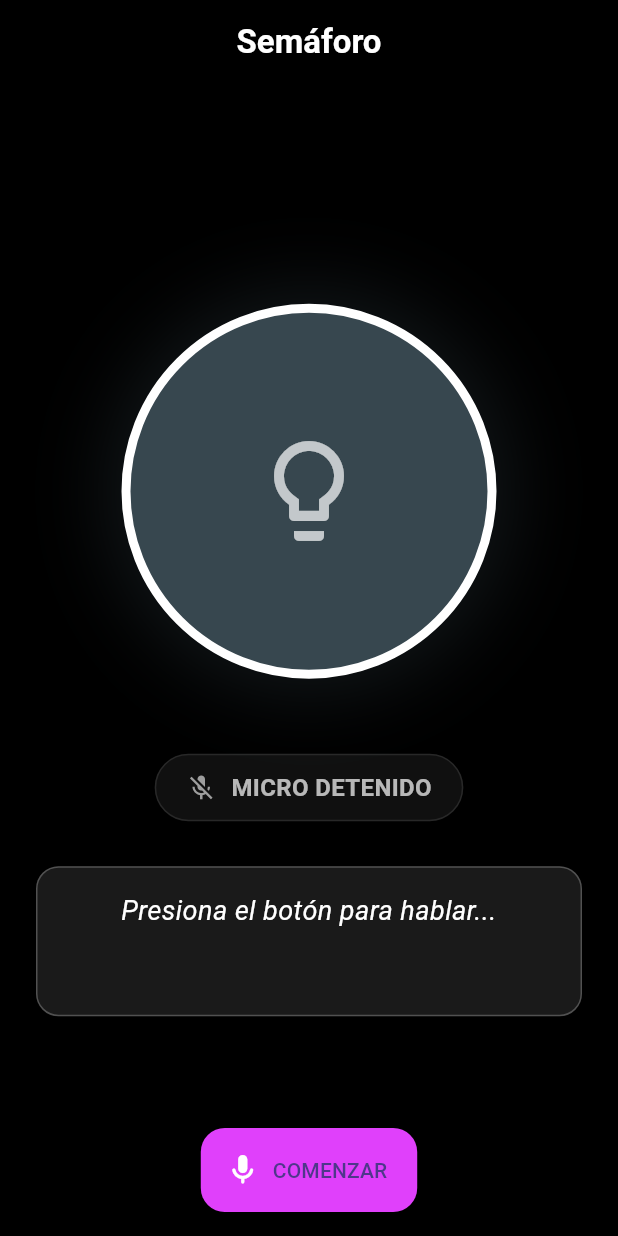
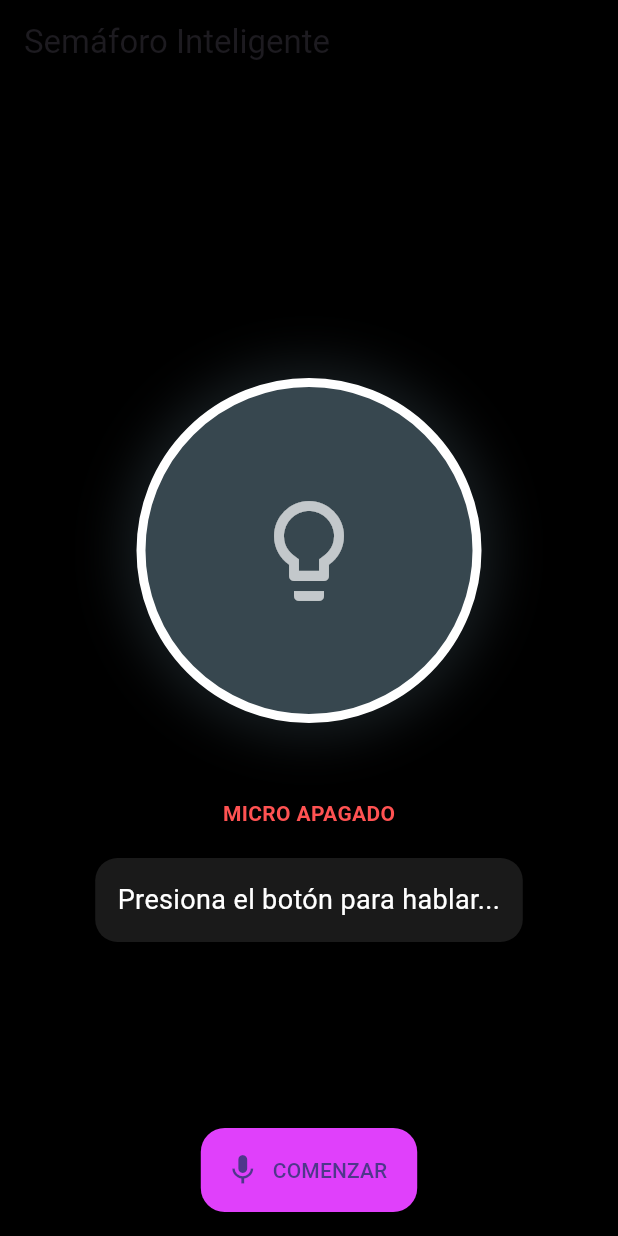
Before and after one commit to david-jalon/Flutter_Semaforo_SpeechToText, a Flutter app: the screen it shows after launch, on a phone screen of 412 x 824 dp. Run offline on Flutter 3.47's test engine with Material 3 defaults, Android fonts, the phone set to English and light mode, and no system bars; our stand-ins replace speech_to_text.

Commit message:
fixed android implementation

```diff
--- a/lib/main.dart
+++ b/lib/main.dart
@@ -4,8 +4,7 @@ import 'package:flutter/material.dart';
 import 'package:speech_to_text/speech_to_text.dart';
 
 void main() => runApp(
-  const MaterialApp(home: SemaforoApp(), debugShowCheckedModeBanner: false),
-);
+    const MaterialApp(home: SemaforoApp(), debugShowCheckedModeBanner: false));
 
 class SemaforoApp extends StatefulWidget {
   const SemaforoApp({super.key});
@@ -62,16 +61,14 @@ class _SemaforoAppState extends State<SemaforoApp>
       vsync: this,
       duration: const Duration(milliseconds: 1000),
     )..repeat(reverse: true);
-    _animation = Tween<double>(
-      begin: 0.0,
-      end: 1.0,
-    ).animate(_animationController);
+    _animation =
+        Tween<double>(begin: 0.0, end: 1.0).animate(_animationController);
   }
 
   void _procesarComando(String texto) {
-    if (_userStopped) return; // Si el usuario detuvo, no procesamos más
+    if (_userStopped) return;
+    String comando = texto.toLowerCase();
 
-    String comando = texto.toLowerCase();
     int idxVerde = comando.lastIndexOf("verde");
     int idxAmarillo = comando.lastIndexOf("amarillo");
     int idxRojo = comando.lastIndexOf("rojo");
@@ -88,8 +85,7 @@ class _SemaforoAppState extends State<SemaforoApp>
         _colorSemaforo = Colors.yellowAccent[700]!;
       else if (maxIdx == idxRojo)
         _colorSemaforo = Colors.redAccent[700]!;
-      else if (maxIdx == idxFiesta)
-        _iniciarFiesta();
+      else if (maxIdx == idxFiesta) _iniciarFiesta();
     });
   }
 
@@ -98,9 +94,8 @@ class _SemaforoAppState extends State<SemaforoApp>
     _modoFiesta = true;
     _timerFiesta = Timer.periodic(const Duration(milliseconds: 100), (timer) {
       setState(() {
-        _colorSemaforo = Color(
-          (Random().nextDouble() * 0xFFFFFF).toInt(),
-        ).withOpacity(1.0);
+        _colorSemaforo =
+            Color((Random().nextDouble() * 0xFFFFFF).toInt()).withOpacity(1.0);
       });
     });
   }
@@ -122,8 +117,6 @@ class _SemaforoAppState extends State<SemaforoApp>
           });
         }
       },
-      listenFor: const Duration(minutes: 1),
-      pauseFor: const Duration(seconds: 20),
     );
   }
 
@@ -138,11 +131,9 @@ class _SemaforoAppState extends State<SemaforoApp>
         _activarEscucha();
       }
     } else {
-      // RESET TOTAL
       _userStopped = true;
       await _speech.stop();
       _detenerFiesta();
-
       setState(() {
         _isListening = false;
         _colorSemaforo = _colorNeutro;
@@ -163,116 +154,59 @@ class _SemaforoAppState extends State<SemaforoApp>
     return Scaffold(
       backgroundColor: Colors.black,
       appBar: AppBar(
-        title: const Text(
-          "Semáforo",
-          style: TextStyle(color: Colors.white, fontWeight: FontWeight.bold),
-        ),
-        backgroundColor: Colors.black,
-        elevation: 0,
-        centerTitle: true,
-      ),
+          title: const Text("Semáforo Inteligente"),
+          backgroundColor: Colors.black),
       body: Center(
         child: Container(
           constraints: const BoxConstraints(maxWidth: 450),
-          padding: const EdgeInsets.all(24),
           child: Column(
             mainAxisAlignment: MainAxisAlignment.center,
             children: [
+              // El semáforo animado
               AnimatedBuilder(
                 animation: _animation,
-                builder: (context, child) {
-                  return Container(
-                    width: 250,
-                    height: 250,
+                builder: (context, child) => Container(
+                  width: 230,
+                  height: 230,
                   decoration: BoxDecoration(
                     shape: BoxShape.circle,
                     boxShadow: [
                       BoxShadow(
-                          color: _colorSemaforo.withOpacity(
-                            0.5 * _animation.value + 0.2,
-                          ),
-                          blurRadius: 40 + (20 * _animation.value),
-                          spreadRadius: 10 + (5 * _animation.value),
-                        ),
+                          color: _colorSemaforo.withOpacity(0.4),
+                          blurRadius: 40 * _animation.value + 20,
+                          spreadRadius: 10)
                     ],
                   ),
                   child: child,
-                  );
-                },
+                ),
                 child: AnimatedContainer(
                   duration: const Duration(milliseconds: 300),
                   decoration: BoxDecoration(
                       color: _colorSemaforo,
                       shape: BoxShape.circle,
-                    border: Border.all(color: Colors.white, width: 6),
-                  ),
-                  child: const Center(
-                    child: Icon(
-                      Icons.lightbulb_outline,
-                      size: 80,
-                      color: Colors.white70,
-                    ),
-                  ),
+                      border: Border.all(color: Colors.white, width: 6)),
+                  child: const Icon(Icons.lightbulb_outline,
+                      size: 80, color: Colors.white70),
                 ),
               ),
               const SizedBox(height: 50),
+              // Indicador de micro
+              Text(_isListening ? "• ESCUCHANDO..." : "MICRO APAGADO",
+                  style: TextStyle(
+                      color:
+                          _isListening ? Colors.greenAccent : Colors.redAccent,
+                      fontWeight: FontWeight.bold)),
+              const SizedBox(height: 20),
+              // Cuadro de texto
               Container(
-                padding: const EdgeInsets.symmetric(
-                  vertical: 10,
-                  horizontal: 20,
-                ),
-                decoration: BoxDecoration(
-                  color: _isListening
-                      ? Colors.green.withOpacity(0.2)
-                      : Colors.grey.withOpacity(0.1),
-                  borderRadius: BorderRadius.circular(30),
-                  border: Border.all(
-                    color: _isListening ? Colors.greenAccent : Colors.white10,
-                  ),
-                ),
-                child: Row(
-                  mainAxisSize: MainAxisSize.min,
-                  children: [
-                    Icon(
-                      _isListening ? Icons.mic : Icons.mic_off,
-                      color: _isListening ? Colors.greenAccent : Colors.grey,
-                      size: 20,
-                    ),
-                    const SizedBox(width: 10),
-                    Text(
-                      _isListening ? "ESCUCHANDO..." : "MICRO DETENIDO",
-                      style: TextStyle(
-                        fontWeight: FontWeight.bold,
-                        color: _isListening
-                            ? Colors.greenAccent
-                            : Colors.white70,
-                        fontSize: 16,
-                      ),
-                    ),
-                  ],
-                ),
-              ),
-              const SizedBox(height: 30),
-              Container(
-                width: double.infinity,
-                height: 100,
-                padding: const EdgeInsets.all(16),
+                margin: const EdgeInsets.symmetric(horizontal: 20),
+                padding: const EdgeInsets.all(15),
                 decoration: BoxDecoration(
                     color: Colors.white10,
-                  borderRadius: BorderRadius.circular(15),
-                  border: Border.all(color: Colors.white24),
-                ),
-                child: SingleChildScrollView(
-                  child: Text(
-                    _transcripcion.isEmpty ? "Di un color..." : _transcripcion,
+                    borderRadius: BorderRadius.circular(15)),
+                child: Text(_transcripcion,
                     textAlign: TextAlign.center,
-                    style: const TextStyle(
-                      fontSize: 18,
-                      fontStyle: FontStyle.italic,
-                      color: Colors.white,
-                    ),
-                  ),
-                ),
+                    style: const TextStyle(color: Colors.white, fontSize: 18)),
               ),
             ],
           ),
@@ -283,10 +217,7 @@ class _SemaforoAppState extends State<SemaforoApp>
         onPressed: _toggleEscucha,
         backgroundColor: _isListening ? Colors.redAccent : Colors.purpleAccent,
         label: Text(_isListening ? "DETENER" : "COMENZAR"),
-        icon: Icon(
-          _isListening ? Icons.stop_circle_outlined : Icons.mic_rounded,
-          color: Colors.white,
-        ),
+        icon: Icon(_isListening ? Icons.stop : Icons.mic),
       ),
     );
   }
```
Also changed, not shown: pubspec.yaml (+2 -7 lines), pubspec.lock, 6 other files. Lines whose indentation alone changed are shown as unchanged.
